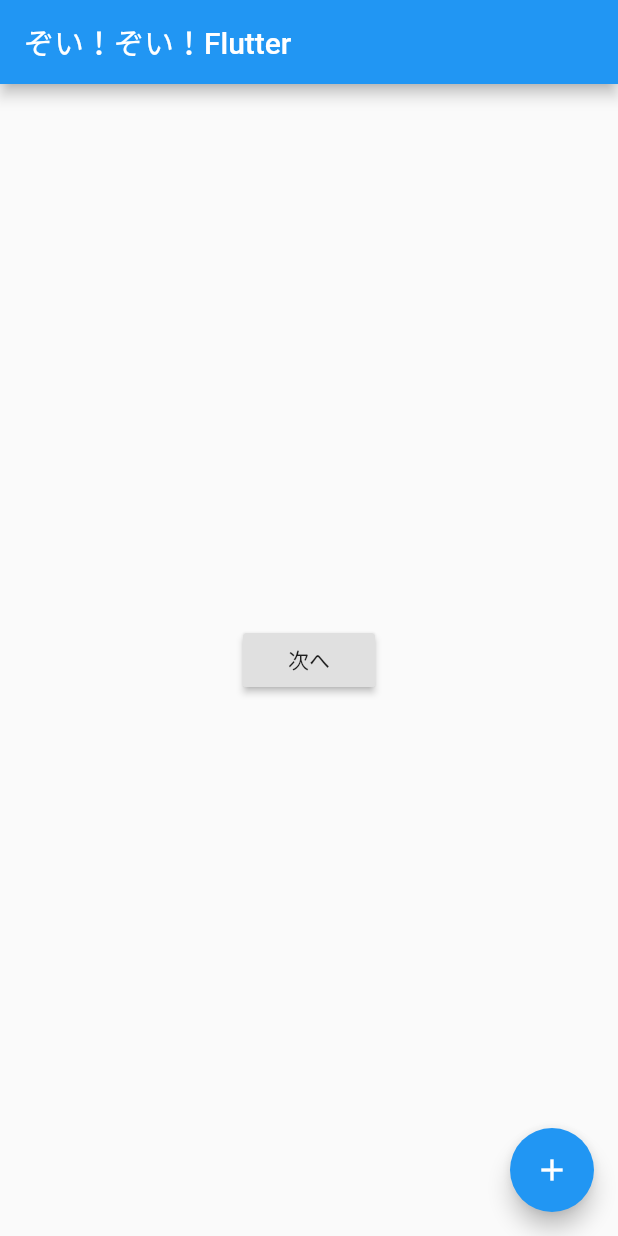
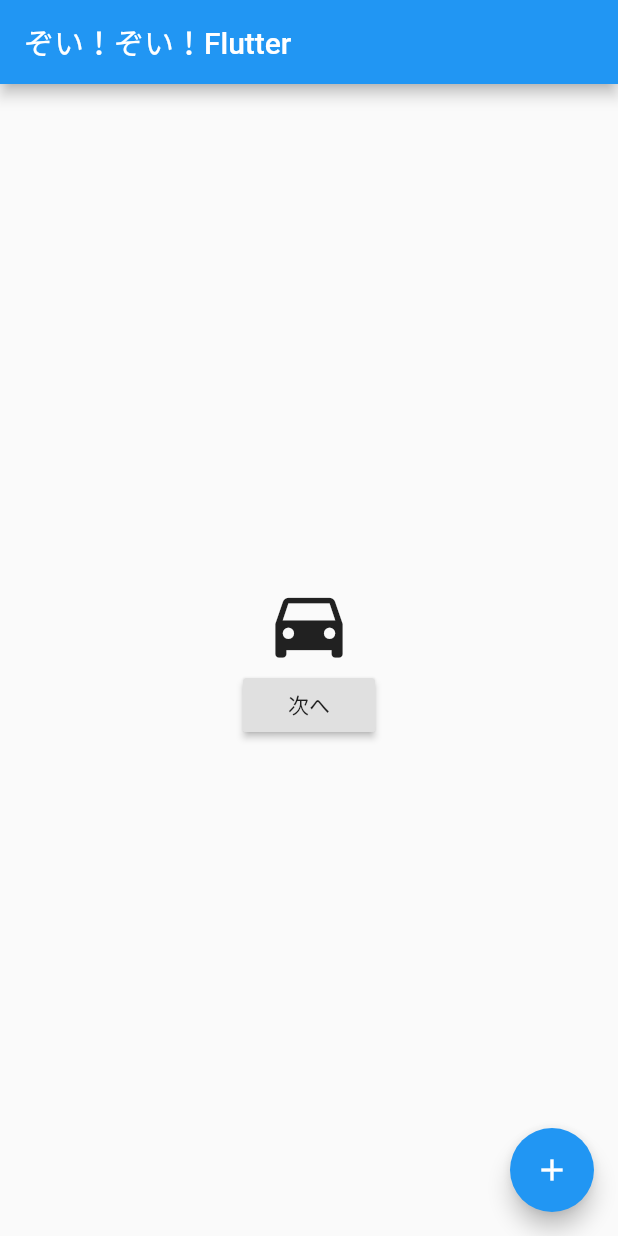
Before and after one commit to ichi-nakashima/coriander, a Flutter app: the screen it shows after launch, on a phone screen of 412 x 824 dp. Run offline on Flutter 3.47's test engine with Material 2 defaults, Android fonts, the phone set to English and light mode, and no system bars.

Commit message:
add 'Image and icons'

```diff
--- a/lib/main.dart
+++ b/lib/main.dart
@@ -51,8 +51,18 @@ class _MyHomePageState extends State<MyHomePage> {
 //        title: Text(widget.title),
         title: Text("ぞい！ぞい！Flutter"),
       ),
-      body: Center(
-        child: RaisedButton(
+      body: Container(
+        width: double.infinity,
+        child: Column(
+          mainAxisAlignment: MainAxisAlignment.center,
+          crossAxisAlignment: CrossAxisAlignment.center,
+          children: <Widget>[
+//            Image.asset('images/IMG_2186.jpeg'),
+            Icon(
+              Icons.directions_car,
+              size: 60,
+            ),
+            RaisedButton(
               child: Text(text),
               onPressed: () async {
                 // 画面遷移のコード
@@ -67,6 +77,8 @@ class _MyHomePageState extends State<MyHomePage> {
                 print(result);
               },
             ),
+          ],
+        ),
       ),
       floatingActionButton: FloatingActionButton(
         onPressed: _incrementCounter,
--- a/pubspec.yaml
+++ b/pubspec.yaml
@@ -34,6 +34,8 @@ dev_dependencies:
 
 # The following section is specific to Flutter.
 flutter:
+  assets:
+    - images/IMG_2186.jpeg
 
   # The following line ensures that the Material Icons font is
   # included with your application, so that you can use the icons in
```
Also changed, not shown: lib/next_page.dart (+11 -7 lines), images/IMG_2186.jpeg (added). Lines whose indentation alone changed are shown as unchanged.
